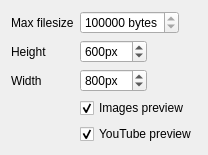
First picture: the form in plugins/urlpreview/src/urlpreviewsettings.ui, repository euroelessar/qutim, before the edit.
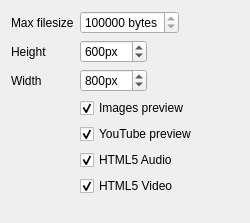
Second picture: the form after the edit.

Commit message: Added HTML5Video and Audio players in webkitchat.

Patch:
```diff
--- a/plugins/urlpreview/src/urlpreviewsettings.ui
+++ b/plugins/urlpreview/src/urlpreviewsettings.ui
@@ -6,8 +6,8 @@
    <rect>
     <x>0</x>
     <y>0</y>
-    <width>208</width>
-    <height>143</height>
+    <width>250</width>
+    <height>223</height>
    </rect>
   </property>
   <property name="windowTitle">
@@ -121,6 +121,26 @@
      </property>
     </widget>
    </item>
+   <item row="5" column="1">
+    <widget class="QCheckBox" name="HTML5Audio">
+     <property name="text">
+      <string>HTML5 Audio</string>
+     </property>
+     <property name="checked">
+      <bool>true</bool>
+     </property>
+    </widget>
+   </item>
+   <item row="6" column="1">
+    <widget class="QCheckBox" name="HTML5Video">
+     <property name="text">
+      <string>HTML5 Video</string>
+     </property>
+     <property name="checked">
+      <bool>true</bool>
+     </property>
+    </widget>
+   </item>
   </layout>
  </widget>
  <resources/>
```
The commit also changes 3 other files.
